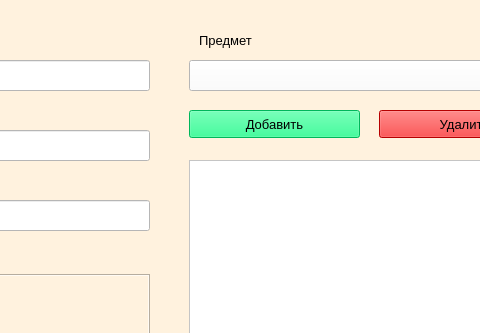
saaasssska/helper_by_school, file frontend/add_teacher.ui: the form before one commit; both pictures show x 251 to 731 and y 0 to 333 of the 821 by 600 pixel window.
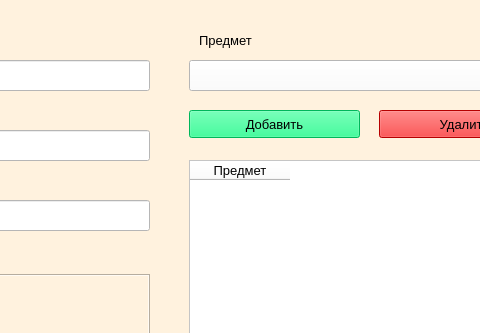
The form after the commit.

```diff
--- a/frontend/add_teacher.ui
+++ b/frontend/add_teacher.ui
@@ -213,7 +213,7 @@
   </widget>
   <widget class="QTableWidget" name="tableWidget">
    <property name="enabled">
-    <bool>true</bool>
+    <bool>false</bool>
    </property>
    <property name="geometry">
     <rect>
@@ -229,8 +229,22 @@
     </font>
    </property>
    <property name="styleSheet">
-    <string notr="true">background-color: rgb(255, 255, 255);</string>
+    <string notr="true">background-color: rgb(255, 255, 255);
+color: rgb(0, 0, 0);</string>
    </property>
+   <attribute name="horizontalHeaderCascadingSectionResizes">
+    <bool>false</bool>
+   </attribute>
+   <column>
+    <property name="text">
+     <string>Предмет</string>
+    </property>
+    <property name="font">
+     <font>
+      <pointsize>10</pointsize>
+     </font>
+    </property>
+   </column>
   </widget>
   <widget class="QPushButton" name="push_done">
    <property name="geometry">
```
